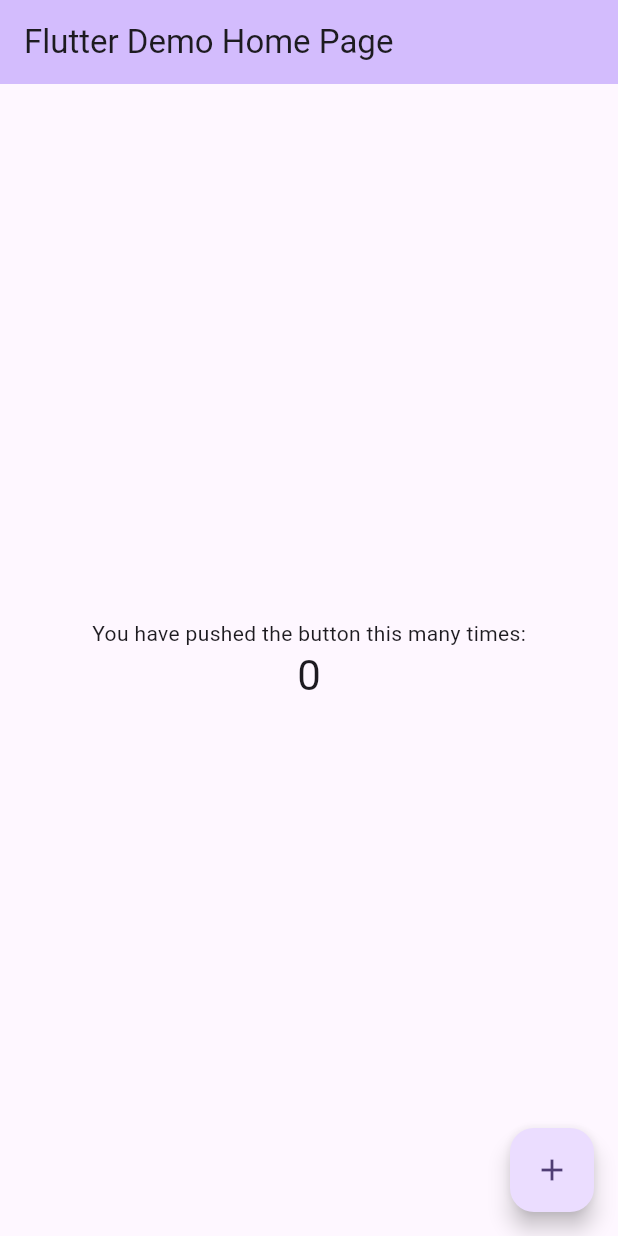
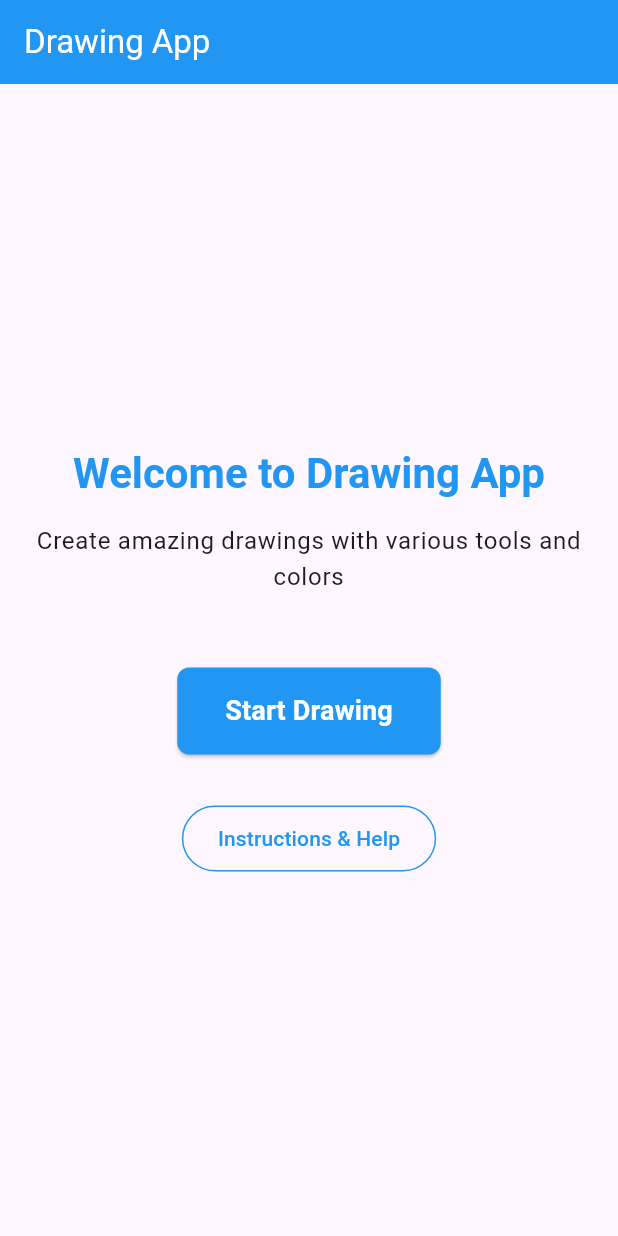
Before and after one commit to vborbely/ai_vibe_only_painter, a Flutter app: the screen it shows after launch, on a phone screen of 412 x 824 dp. Run offline on Flutter 3.47's test engine with Material 3 defaults, Android fonts, the phone set to English and light mode, and no system bars.

Commit message:
Home screen and Drawing screen basics

```diff
--- /dev/null
+++ b/lib/home_screen.dart
@@ -0,0 +1,126 @@
+import 'package:flutter/material.dart';
+import 'drawing_screen.dart';
+
+class HomeScreen extends StatelessWidget {
+  @override
+  Widget build(BuildContext context) {
+    return Scaffold(
+      appBar: AppBar(
+        title: Text('Drawing App'),
+        backgroundColor: Colors.blue,
+        foregroundColor: Colors.white,
+      ),
+      body: Center(
+        child: Padding(
+          padding: const EdgeInsets.all(24.0),
+          child: Column(
+            mainAxisAlignment: MainAxisAlignment.center,
+            children: [
+              // Welcome message
+              Text(
+                'Welcome to Drawing App',
+                style: Theme.of(context).textTheme.headlineMedium?.copyWith(
+                  fontWeight: FontWeight.bold,
+                  color: Colors.blue,
+                ),
+                textAlign: TextAlign.center,
+              ),
+              SizedBox(height: 16),
+              Text(
+                'Create amazing drawings with various tools and colors',
+                style: Theme.of(context).textTheme.bodyLarge,
+                textAlign: TextAlign.center,
+              ),
+              SizedBox(height: 48),
+
+              // Start Drawing button
+              ElevatedButton(
+                onPressed: () {
+                  Navigator.push(
+                    context,
+                    MaterialPageRoute(builder: (context) => DrawingScreen()),
+                  );
+                },
+                style: ElevatedButton.styleFrom(
+                  backgroundColor: Colors.blue,
+                  foregroundColor: Colors.white,
+                  padding: EdgeInsets.symmetric(horizontal: 32, vertical: 16),
+                  shape: RoundedRectangleBorder(
+                    borderRadius: BorderRadius.circular(8),
+                  ),
+                ),
+                child: Text(
+                  'Start Drawing',
+                  style: TextStyle(fontSize: 18, fontWeight: FontWeight.bold),
+                ),
+              ),
+
+              SizedBox(height: 32),
+
+              // Instructions/Help section
+              OutlinedButton(
+                onPressed: () => _showInstructionsDialog(context),
+                style: OutlinedButton.styleFrom(
+                  foregroundColor: Colors.blue,
+                  side: BorderSide(color: Colors.blue),
+                  padding: EdgeInsets.symmetric(horizontal: 24, vertical: 12),
+                ),
+                child: Text('Instructions & Help'),
+              ),
+            ],
+          ),
+        ),
+      ),
+    );
+  }
+
+  void _showInstructionsDialog(BuildContext context) {
+    showDialog(
+      context: context,
+      builder: (BuildContext context) {
+        return AlertDialog(
+          title: Text('Instructions & Help'),
+          content: SingleChildScrollView(
+            child: Column(
+              crossAxisAlignment: CrossAxisAlignment.start,
+              mainAxisSize: MainAxisSize.min,
+              children: [
+                Text(
+                  'Drawing Tools:',
+                  style: TextStyle(fontWeight: FontWeight.bold),
+                ),
+                Text('• Pen - Free drawing'),
+                Text('• Circle - Draw circles'),
+                Text('• Rectangle - Draw rectangles'),
+                Text('• Line - Draw straight lines'),
+                Text('• Eraser - Remove parts of drawing'),
+                SizedBox(height: 16),
+                Text(
+                  'Features:',
+                  style: TextStyle(fontWeight: FontWeight.bold),
+                ),
+                Text('• Color picker - Choose drawing colors'),
+                Text('• Undo/Redo - Navigate drawing history'),
+                Text('• Save/Load - Preserve your artwork'),
+                SizedBox(height: 16),
+                Text(
+                  'Tips:',
+                  style: TextStyle(fontWeight: FontWeight.bold),
+                ),
+                Text('• Drag to draw with selected tool'),
+                Text('• Use back button to return home'),
+                Text('• Save your work before leaving'),
+              ],
+            ),
+          ),
+          actions: [
+            TextButton(
+              onPressed: () => Navigator.of(context).pop(),
+              child: Text('Got it!'),
+            ),
+          ],
+        );
+      },
+    );
+  }
+}
--- a/lib/main.dart
+++ b/lib/main.dart
@@ -1,4 +1,5 @@
 import 'package:flutter/material.dart';
+import 'package:paint_ai_vibe/home_screen.dart';
 
 void main() {
   runApp(const MyApp());
@@ -11,112 +12,10 @@ class MyApp extends StatelessWidget {
   @override
   Widget build(BuildContext context) {
     return MaterialApp(
+      debugShowCheckedModeBanner: false,
       title: 'Flutter Demo',
-      theme: ThemeData(
-        // This is the theme of your application.
-        //
-        // TRY THIS: Try running your application with "flutter run". You'll see
-        // the application has a purple toolbar. Then, without quitting the app,
-        // try changing the seedColor in the colorScheme below to Colors.green
-        // and then invoke "hot reload" (save your changes or press the "hot
-        // reload" button in a Flutter-supported IDE, or press "r" if you used
-        // the command line to start the app).
-        //
-        // Notice that the counter didn't reset back to zero; the application
-        // state is not lost during the reload. To reset the state, use hot
-        // restart instead.
-        //
-        // This works for code too, not just values: Most code changes can be
-        // tested with just a hot reload.
-        colorScheme: ColorScheme.fromSeed(seedColor: Colors.deepPurple),
-      ),
-      home: const MyHomePage(title: 'Flutter Demo Home Page'),
+      theme: ThemeData(colorScheme: ColorScheme.fromSeed(seedColor: Colors.deepPurple)),
+      home: HomeScreen(),
     );
   }
 }
-
-class MyHomePage extends StatefulWidget {
-  const MyHomePage({super.key, required this.title});
-
-  // This widget is the home page of your application. It is stateful, meaning
-  // that it has a State object (defined below) that contains fields that affect
-  // how it looks.
-
-  // This class is the configuration for the state. It holds the values (in this
-  // case the title) provided by the parent (in this case the App widget) and
-  // used by the build method of the State. Fields in a Widget subclass are
-  // always marked "final".
-
-  final String title;
-
-  @override
-  State<MyHomePage> createState() => _MyHomePageState();
-}
-
-class _MyHomePageState extends State<MyHomePage> {
-  int _counter = 0;
-
-  void _incrementCounter() {
-    setState(() {
-      // This call to setState tells the Flutter framework that something has
-      // changed in this State, which causes it to rerun the build method below
-      // so that the display can reflect the updated values. If we changed
-      // _counter without calling setState(), then the build method would not be
-      // called again, and so nothing would appear to happen.
-      _counter++;
-    });
-  }
-
-  @override
-  Widget build(BuildContext context) {
-    // This method is rerun every time setState is called, for instance as done
-    // by the _incrementCounter method above.
-    //
-    // The Flutter framework has been optimized to make rerunning build methods
-    // fast, so that you can just rebuild anything that needs updating rather
-    // than having to individually change instances of widgets.
-    return Scaffold(
-      appBar: AppBar(
-        // TRY THIS: Try changing the color here to a specific color (to
-        // Colors.amber, perhaps?) and trigger a hot reload to see the AppBar
-        // change color while the other colors stay the same.
-        backgroundColor: Theme.of(context).colorScheme.inversePrimary,
-        // Here we take the value from the MyHomePage object that was created by
-        // the App.build method, and use it to set our appbar title.
-        title: Text(widget.title),
-      ),
-      body: Center(
-        // Center is a layout widget. It takes a single child and positions it
-        // in the middle of the parent.
-        child: Column(
-          // Column is also a layout widget. It takes a list of children and
-          // arranges them vertically. By default, it sizes itself to fit its
-          // children horizontally, and tries to be as tall as its parent.
-          //
-          // Column has various properties to control how it sizes itself and
-          // how it positions its children. Here we use mainAxisAlignment to
-          // center the children vertically; the main axis here is the vertical
-          // axis because Columns are vertical (the cross axis would be
-          // horizontal).
-          //
-          // TRY THIS: Invoke "debug painting" (choose the "Toggle Debug Paint"
-          // action in the IDE, or press "p" in the console), to see the
-          // wireframe for each widget.
-          mainAxisAlignment: MainAxisAlignment.center,
-          children: <Widget>[
-            const Text('You have pushed the button this many times:'),
-            Text(
-              '$_counter',
-              style: Theme.of(context).textTheme.headlineMedium,
-            ),
-          ],
-        ),
-      ),
-      floatingActionButton: FloatingActionButton(
-        onPressed: _incrementCounter,
-        tooltip: 'Increment',
-        child: const Icon(Icons.add),
-      ), // This trailing comma makes auto-formatting nicer for build methods.
-    );
-  }
-}
```
Also changed, not shown: lib/drawing_screen.dart (added, +52 -0 lines), 2 other files.
